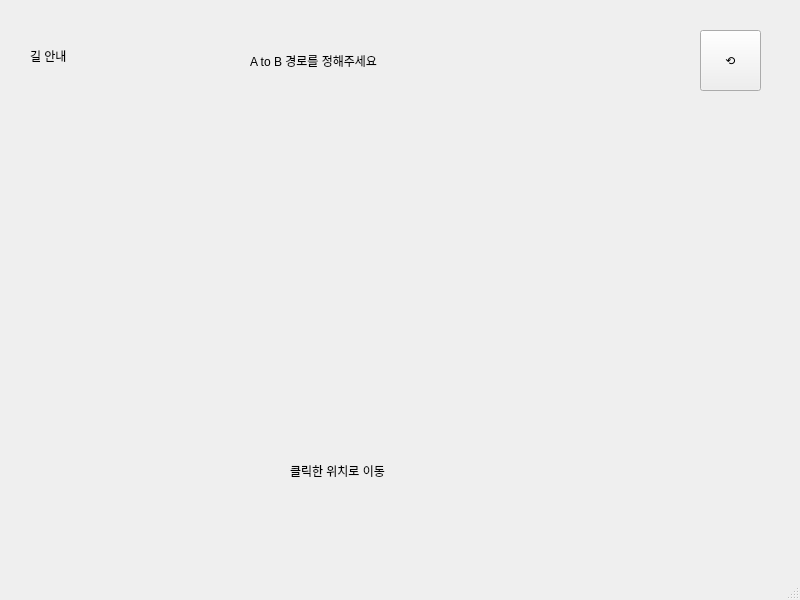
Qt form ui/Nav.ui (AWS-iOT-Team/paho.mqtt_py_demo_team) before a commit.
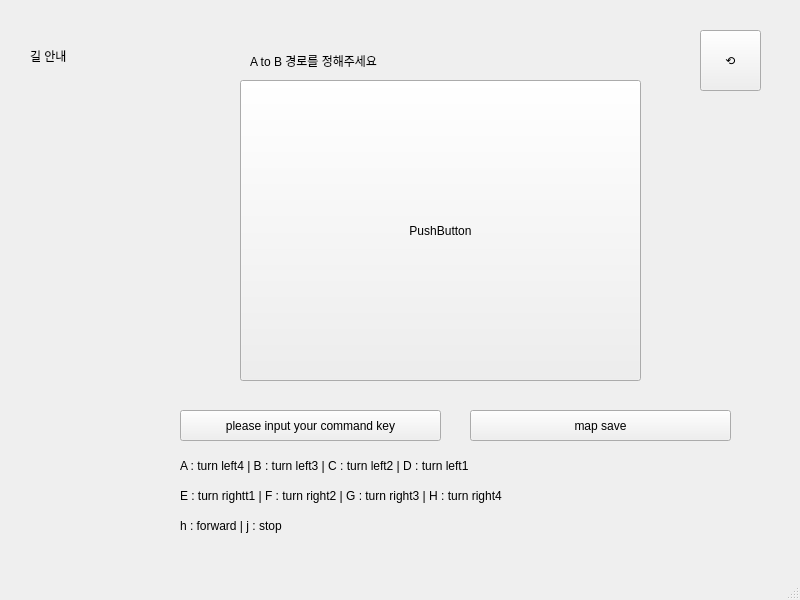
The same form after that commit. Icons and pictures are not drawn.

The edit to the form file:
```diff
--- a/ui/Nav.ui
+++ b/ui/Nav.ui
@@ -46,22 +46,6 @@
      <string>A to B 경로를 정해주세요</string>
     </property>
    </widget>
-   <widget class="QLabel" name="label_3">
-    <property name="geometry">
-     <rect>
-      <x>290</x>
-      <y>420</y>
-      <width>411</width>
-      <height>101</height>
-     </rect>
-    </property>
-    <property name="styleSheet">
-     <string notr="true">font: 26pt &quot;BM DoHyeon OTF&quot;;</string>
-    </property>
-    <property name="text">
-     <string>클릭한 위치로 이동</string>
-    </property>
-   </widget>
    <widget class="QPushButton" name="Nav_Window_Cancle_Btn">
     <property name="geometry">
      <rect>
@@ -78,26 +62,85 @@
      <string>⟲</string>
     </property>
    </widget>
-   <widget class="QLabel" name="label_4">
+   <widget class="QPushButton" name="Nav_Action_Btn">
     <property name="geometry">
      <rect>
-      <x>150</x>
-      <y>110</y>
-      <width>501</width>
+      <x>240</x>
+      <y>80</y>
+      <width>401</width>
       <height>301</height>
      </rect>
     </property>
     <property name="styleSheet">
-     <string notr="true">image: url(:/home/nvidia/python-GUI/img/map.png);</string>
+     <string notr="true">image: url(:/home/nvidia/paho_mqtt_py_demo/img/map.png);</string>
     </property>
     <property name="text">
-     <string/>
+     <string>PushButton</string>
     </property>
-    <property name="pixmap">
-     <pixmap>:/newPrefix/img/map.png</pixmap>
+   </widget>
+   <widget class="QLabel" name="label_3">
+    <property name="geometry">
+     <rect>
+      <x>180</x>
+      <y>450</y>
+      <width>441</width>
+      <height>31</height>
+     </rect>
     </property>
-    <property name="scaledContents">
-     <bool>true</bool>
+    <property name="text">
+     <string>A : turn left4 | B : turn left3 | C : turn left2 | D : turn left1</string>
+    </property>
+   </widget>
+   <widget class="QLabel" name="label_4">
+    <property name="geometry">
+     <rect>
+      <x>180</x>
+      <y>480</y>
+      <width>481</width>
+      <height>31</height>
+     </rect>
+    </property>
+    <property name="text">
+     <string>E : turn rightt1 | F : turn right2 | G : turn right3 | H : turn right4</string>
+    </property>
+   </widget>
+   <widget class="QLabel" name="label_5">
+    <property name="geometry">
+     <rect>
+      <x>180</x>
+      <y>510</y>
+      <width>441</width>
+      <height>31</height>
+     </rect>
+    </property>
+    <property name="text">
+     <string>h : forward | j : stop</string>
+    </property>
+   </widget>
+   <widget class="QPushButton" name="Command_Start_Btn">
+    <property name="geometry">
+     <rect>
+      <x>180</x>
+      <y>410</y>
+      <width>261</width>
+      <height>31</height>
+     </rect>
+    </property>
+    <property name="text">
+     <string>please input your command key</string>
+    </property>
+   </widget>
+   <widget class="QPushButton" name="Map_Save_Btn">
+    <property name="geometry">
+     <rect>
+      <x>470</x>
+      <y>410</y>
+      <width>261</width>
+      <height>31</height>
+     </rect>
+    </property>
+    <property name="text">
+     <string>map save</string>
     </property>
    </widget>
   </widget>
```
Left out of the diff: 2 changed lines with no effect on the pictures.
